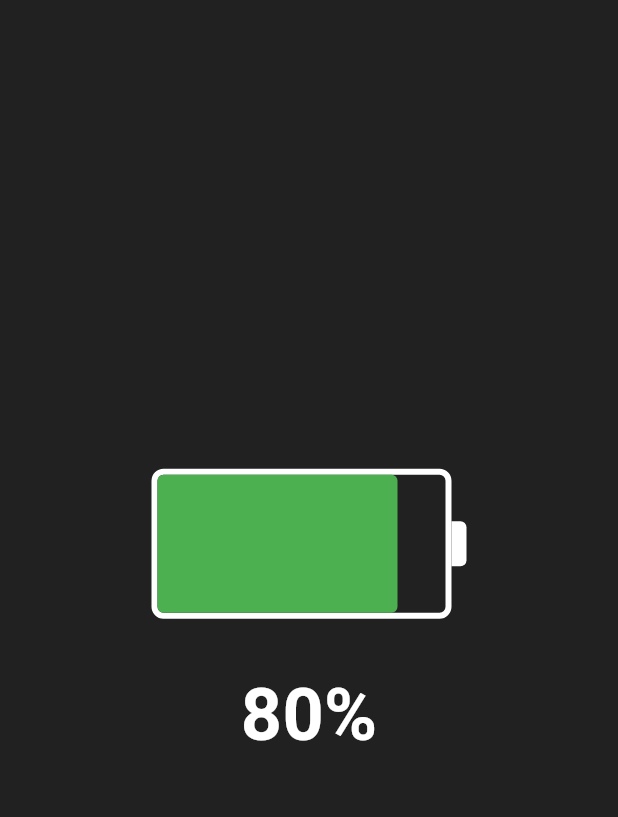
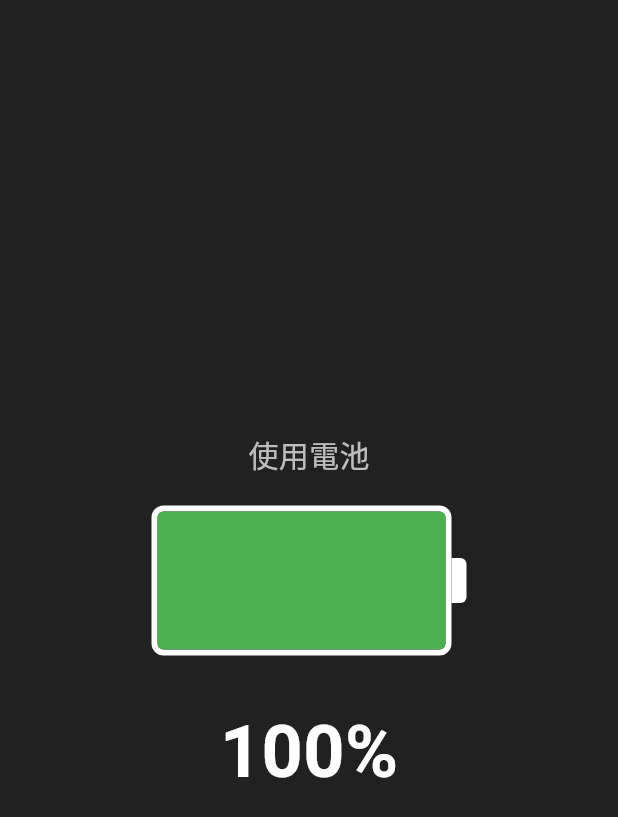
Before and after one commit to hungsean/my_maid, a Flutter app: the screen it shows after launch, on a phone screen of 412 x 824 dp. Shown: the top 817 px of the screen. Run offline on Flutter 3.47's test engine with Material 3 defaults, Android fonts, the phone set to English and light mode, and no system bars; our stand-ins replace battery_plus.

Commit message:
✨ Implement real-time battery monitoring with service layer
Add BatteryService for battery status management and enhance BatteryWidget with:
- Real-time battery level and state monitoring
- Charging/plug indicators with icons
- Low/critical battery warnings
- Improved UI with status descriptions and animations
- Proper state management and error handling

🔗 Generated with Claude Code

Co-Authored-By: Claude <noreply@anthropic.com>

```diff
--- a/lib/screens/battery_screen.dart
+++ b/lib/screens/battery_screen.dart
@@ -8,8 +8,8 @@ class BatteryScreen extends StatelessWidget {
   Widget build(BuildContext context) {
     return Scaffold(
       backgroundColor: Colors.grey[900],
-      body: Center(
-        child: BatteryWidget(batteryLevel: 80),
+      body: const Center(
+        child: BatteryWidget(),
       ),
     );
   }
--- /dev/null
+++ b/lib/services/battery_service.dart
@@ -0,0 +1,111 @@
+import 'package:battery_plus/battery_plus.dart';
+
+/// Service class for monitoring device battery status
+class BatteryService {
+  final Battery _battery = Battery();
+
+  /// Get current battery level (0-100)
+  Future<int> getBatteryLevel() async {
+    return await _battery.batteryLevel;
+  }
+
+  /// Get current battery state
+  Future<BatteryState> getBatteryState() async {
+    return await _battery.batteryState;
+  }
+
+  /// Check if device is in battery save mode
+  Future<bool> isInBatterySaveMode() async {
+    return await _battery.isInBatterySaveMode;
+  }
+
+  /// Stream of battery state changes
+  Stream<BatteryState> get onBatteryStateChanged =>
+      _battery.onBatteryStateChanged;
+
+  /// Check if device is charging (includes all charging states)
+  Future<bool> isCharging() async {
+    final state = await getBatteryState();
+    return state == BatteryState.charging;
+  }
+
+  /// Check if device is plugged in (charging or connected but not charging)
+  Future<bool> isPluggedIn() async {
+    final state = await getBatteryState();
+    return state == BatteryState.charging ||
+        state == BatteryState.full ||
+        state == BatteryState.connectedNotCharging;
+  }
+
+  /// Get battery status description in Chinese
+  Future<String> getBatteryStatusDescription() async {
+    final state = await getBatteryState();
+    switch (state) {
+      case BatteryState.charging:
+        return '充電中';
+      case BatteryState.discharging:
+        return '使用電池';
+      case BatteryState.full:
+        return '電池已充飽';
+      case BatteryState.connectedNotCharging:
+        return '已插電（未充電）';
+      case BatteryState.unknown:
+        return '無法取得電池資訊';
+    }
+  }
+
+  /// Get battery icon based on level and state
+  Future<BatteryDisplayInfo> getBatteryDisplayInfo() async {
+    final level = await getBatteryLevel();
+    final state = await getBatteryState();
+
+    return BatteryDisplayInfo(
+      level: level,
+      state: state,
+      isPluggedIn: await isPluggedIn(),
+    );
+  }
+}
+
+/// Battery display information
+/// This class encapsulates all battery information needed for UI display
+/// without exposing the underlying BatteryState enum from battery_plus
+class BatteryDisplayInfo {
+  final int level;
+  final BatteryState _state;
+  final bool isPluggedIn;
+
+  BatteryDisplayInfo({
+    required this.level,
+    required BatteryState state,
+    required this.isPluggedIn,
+  }) : _state = state;
+
+  /// Get description text
+  String get description {
+    switch (_state) {
+      case BatteryState.charging:
+        return '充電中';
+      case BatteryState.discharging:
+        return '使用電池';
+      case BatteryState.full:
+        return '電池已充飽';
+      case BatteryState.connectedNotCharging:
+        return '已插電（未充電）';
+      case BatteryState.unknown:
+        return '無法取得電池資訊';
+    }
+  }
+
+  /// Check if battery is in low state (below 20%)
+  bool get isLowBattery => level < 20;
+
+  /// Check if battery is in critical state (below 10%)
+  bool get isCriticalBattery => level < 10;
+
+  /// Check if device is currently charging
+  bool get isCharging => _state == BatteryState.charging;
+
+  /// Check if device should show plug icon (plugged in but not charging)
+  bool get shouldShowPlugIcon => isPluggedIn && !isCharging;
+}
--- a/lib/widgets/battery_widget.dart
+++ b/lib/widgets/battery_widget.dart
@@ -1,18 +1,80 @@
 import 'package:flutter/material.dart';
+import '../services/battery_service.dart';
 
-class BatteryWidget extends StatelessWidget {
-  final int batteryLevel;
+class BatteryWidget extends StatefulWidget {
+  const BatteryWidget({super.key});
 
-  const BatteryWidget({
-    super.key,
-    required this.batteryLevel,
-  });
+  @override
+  State<BatteryWidget> createState() => _BatteryWidgetState();
+}
+
+class _BatteryWidgetState extends State<BatteryWidget> {
+  final BatteryService _batteryService = BatteryService();
+  BatteryDisplayInfo? _batteryInfo;
+  bool _isLoading = true;
+
+  @override
+  void initState() {
+    super.initState();
+    _loadBatteryInfo();
+    _listenToBatteryChanges();
+  }
+
+  Future<void> _loadBatteryInfo() async {
+    try {
+      final info = await _batteryService.getBatteryDisplayInfo();
+      if (mounted) {
+        setState(() {
+          _batteryInfo = info;
+          _isLoading = false;
+        });
+      }
+    } catch (e) {
+      if (mounted) {
+        setState(() {
+          _isLoading = false;
+        });
+      }
+    }
+  }
+
+  void _listenToBatteryChanges() {
+    _batteryService.onBatteryStateChanged.listen((state) {
+      _loadBatteryInfo();
+    });
+  }
 
   @override
   Widget build(BuildContext context) {
+    if (_isLoading) {
+      return const Center(
+        child: CircularProgressIndicator(color: Colors.white),
+      );
+    }
+
+    if (_batteryInfo == null) {
+      return const Center(
+        child: Text(
+          'Unable to get battery info',
+          style: TextStyle(color: Colors.white, fontSize: 18),
+        ),
+      );
+    }
+
+    final batteryLevel = _batteryInfo!.level;
+
     return Column(
       mainAxisAlignment: MainAxisAlignment.center,
       children: [
+        // Battery status text
+        Text(
+          _batteryInfo!.description,
+          style: const TextStyle(
+            fontSize: 20,
+            color: Colors.white70,
+          ),
+        ),
+        const SizedBox(height: 20),
         // Battery icon (body + head combined in a Row)
         Row(
           mainAxisSize: MainAxisSize.min,
@@ -34,11 +96,29 @@ class BatteryWidget extends StatelessWidget {
                     child: Container(
                       width: 200 * (batteryLevel / 100),
                       decoration: BoxDecoration(
-                        color: _getBatteryColor(),
+                        color: _getBatteryColor(batteryLevel),
                         borderRadius: BorderRadius.circular(4),
                       ),
                     ),
                   ),
+                  // Charging indicator
+                  if (_batteryInfo!.isCharging)
+                    const Center(
+                      child: Icon(
+                        Icons.bolt,
+                        color: Colors.white,
+                        size: 40,
+                      ),
+                    ),
+                  // Plug indicator for full/connected states
+                  if (_batteryInfo!.shouldShowPlugIcon)
+                    const Center(
+                      child: Icon(
+                        Icons.power,
+                        color: Colors.white,
+                        size: 40,
+                      ),
+                    ),
                 ],
               ),
             ),
@@ -66,14 +146,29 @@ class BatteryWidget extends StatelessWidget {
             color: Colors.white,
           ),
         ),
+        // Low battery warning
+        if (_batteryInfo!.isLowBattery && !_batteryInfo!.isPluggedIn)
+          Padding(
+            padding: const EdgeInsets.only(top: 20),
+            child: Text(
+              _batteryInfo!.isCriticalBattery ? '⚠️ 電量極低！' : '⚠️ 電量偏低',
+              style: TextStyle(
+                fontSize: 18,
+                color: _batteryInfo!.isCriticalBattery
+                    ? Colors.red
+                    : Colors.orange,
+                fontWeight: FontWeight.bold,
+              ),
+            ),
+          ),
       ],
     );
   }
 
-  Color _getBatteryColor() {
-    if (batteryLevel > 50) {
+  Color _getBatteryColor(int level) {
+    if (level > 50) {
       return Colors.green;
-    } else if (batteryLevel > 20) {
+    } else if (level > 20) {
       return Colors.orange;
     } else {
       return Colors.red;
```
